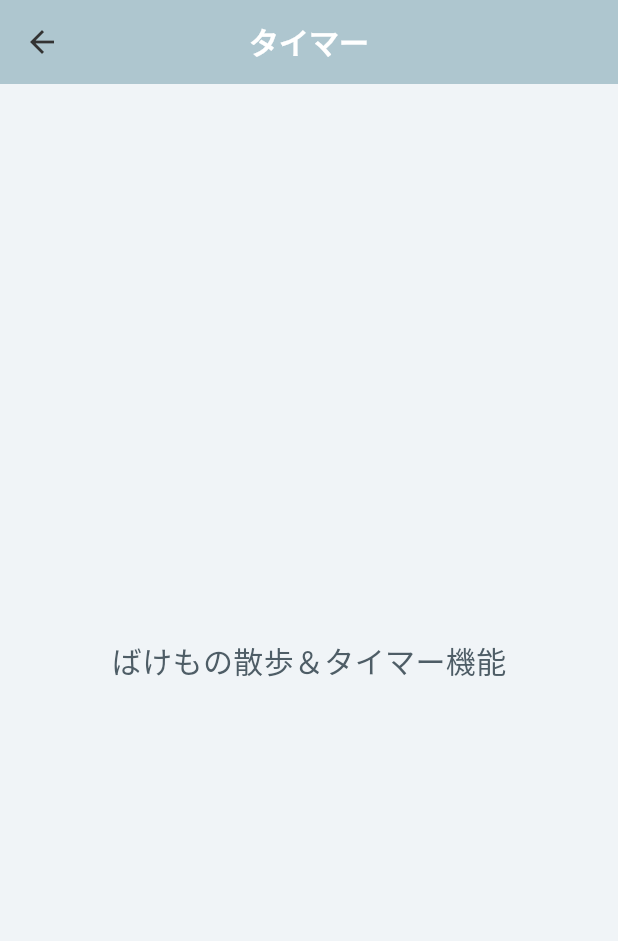
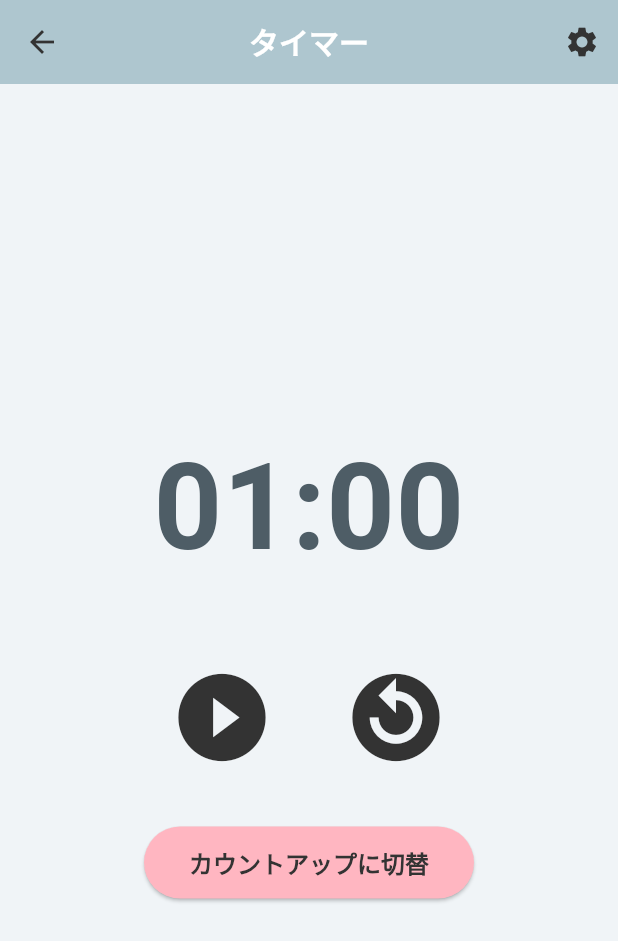
Before and after one commit to tmkazahana/Gakumon, a Flutter app: the TimerScreen screen opened directly, on a phone screen of 412 x 824 dp. Shown: the top 941 px of the screen. Run offline on Flutter 3.47's test engine with Material 3 defaults, Android fonts, the phone set to English and light mode, and no system bars; our stand-ins replace cloud_firestore, firebase_core, google_fonts; accounts and stored records are empty.

Commit message:
タイマー機能作成

```diff
--- a/lib/screens/timer_screen.dart
+++ b/lib/screens/timer_screen.dart
@@ -1,16 +1,200 @@
+import 'dart:async';
 import 'package:flutter/material.dart';
+import 'package:flutter/services.dart';
 
-class TimerScreen extends StatelessWidget {
+class TimerScreen extends StatefulWidget {
   const TimerScreen({super.key});
+
+  @override
+  State<TimerScreen> createState() => _TimerScreenState();
+}
+
+class _TimerScreenState extends State<TimerScreen> {
+  Timer? _timer;
+  int _seconds = 60;
+  bool _isRunning = false;
+  bool _isCountdown = true;
+  int _initialCountdownSeconds = 60;
+
+  @override
+  void dispose() {
+    _timer?.cancel();
+    super.dispose();
+  }
+
+  // 秒を HH:MM:SS 形式の文字列に変換する
+  String _formatTime(int totalSeconds) {
+    final duration = Duration(seconds: totalSeconds);
+    String twoDigits(int n) => n.toString().padLeft(2, '0');
+
+    final hours = duration.inHours;
+    final minutes = twoDigits(duration.inMinutes.remainder(60));
+    final seconds = twoDigits(duration.inSeconds.remainder(60));
+
+    if (hours > 0) {
+      return "$hours:$minutes:$seconds";
+    } else {
+      return "$minutes:$seconds";
+    }
+  }
+
+  void _toggleTimer() {
+    if (_isRunning) {
+      _timer?.cancel();
+    } else {
+      _timer = Timer.periodic(const Duration(seconds: 1), (timer) {
+        setState(() {
+          if (_isCountdown) {
+            if (_seconds > 0) {
+              _seconds--;
+            } else {
+              _timer?.cancel();
+              _isRunning = false;
+            }
+          } else {
+            _seconds++;
+          }
+        });
+      });
+    }
+    setState(() {
+      _isRunning = !_isRunning;
+    });
+  }
+
+  void _resetTimer() {
+    _timer?.cancel();
+    setState(() {
+      _isRunning = false;
+      _seconds = _isCountdown ? _initialCountdownSeconds : 0;
+    });
+  }
+
+  void _switchTimerMode() {
+    setState(() {
+      _isCountdown = !_isCountdown;
+    });
+    _resetTimer();
+  }
+  // カウントダウン時間設定ダイアログ
+  Future<void> _showSetTimeDialog() async {
+    final initialDuration = Duration(seconds: _initialCountdownSeconds);
+    final hController = TextEditingController(text: initialDuration.inHours.toString());
+    final mController = TextEditingController(text: initialDuration.inMinutes.remainder(60).toString());
+    final sController = TextEditingController(text: initialDuration.inSeconds.remainder(60).toString());
+
+    final newTime = await showDialog<int>(
+      context: context,
+      builder: (context) {
+        return AlertDialog(
+          title: const Text('カウントダウン設定'),
+          content: Row(
+            mainAxisAlignment: MainAxisAlignment.spaceEvenly,
+            children: [
+              _buildTimeInput(hController, "時"),
+              _buildTimeInput(mController, "分"),
+              _buildTimeInput(sController, "秒"),
+            ],
+          ),
+          actions: [
+            TextButton(
+              child: const Text('キャンセル'),
+              onPressed: () => Navigator.of(context).pop(),
+            ),
+            TextButton(
+              child: const Text('決定'),
+              onPressed: () {
+                final hours = int.tryParse(hController.text) ?? 0;
+                final minutes = int.tryParse(mController.text) ?? 0;
+                final seconds = int.tryParse(sController.text) ?? 0;
+
+                final totalSeconds = (hours * 3600) + (minutes * 60) + seconds;
+
+                if (totalSeconds > 0) {
+                  Navigator.of(context).pop(totalSeconds);
+                }
+              },
+            ),
+          ],
+        );
+      },
+    );
+
+    if (newTime != null) {
+      setState(() {
+        _initialCountdownSeconds = newTime;
+      });
+      _resetTimer();
+    }
+  }
+
+  // 時間入力用のTextFieldを作成するヘルパーウィジェット
+  Widget _buildTimeInput(TextEditingController controller, String label) {
+    return SizedBox(
+      width: 60,
+      child: TextField(
+        controller: controller,
+        decoration: InputDecoration(labelText: label),
+        keyboardType: TextInputType.number,
+        textAlign: TextAlign.center,
+        inputFormatters: [FilteringTextInputFormatter.digitsOnly],
+      ),
+    );
+  }
 
   @override
   Widget build(BuildContext context) {
     return Scaffold(
-      appBar: AppBar(title: const Text('タイマー')),
-      body: const Center(
-        child: Text(
-          'ばけもの散歩＆タイマー機能',
-          style: TextStyle(fontSize: 20),
+      appBar: AppBar(
+        title: const Text('タイマー'),
+        actions: [
+          if (_isCountdown)
+            IconButton(
+              icon: const Icon(Icons.settings),
+              onPressed: _showSetTimeDialog,
+              tooltip: '時間を設定',
+            ),
+        ],
+      ),
+      body: Center(
+        child: Column(
+          mainAxisAlignment: MainAxisAlignment.center,
+          children: [
+            Text(
+              _formatTime(_seconds),
+              style: const TextStyle(
+                fontSize: 80,
+                fontWeight: FontWeight.bold,
+                // 数字がガタガタしないようにフォントを調整
+                fontFeatures: [FontFeature.tabularFigures()],
+                ),
+            ),
+            const SizedBox(height: 40),
+            Row(
+              mainAxisAlignment: MainAxisAlignment.center,
+              children: [
+                IconButton(
+                  icon: Icon(
+                    _isRunning ? Icons.pause_circle_filled : Icons.play_circle_filled,
+                    size: 70,
+                  ),
+                  onPressed: _toggleTimer,
+                ),
+                const SizedBox(width: 30),
+                IconButton(
+                  icon: const Icon(Icons.replay_circle_filled, size: 70),
+                  onPressed: _resetTimer,
+                ),
+              ],
+            ),
+            const SizedBox(height: 30),
+            ElevatedButton(
+              onPressed: _switchTimerMode,
+              child: Text(
+                _isCountdown ? 'カウントアップに切替' : 'カウントダウンに切替',
+              ),
+            ),
+          ],
         ),
       ),
     );
```
